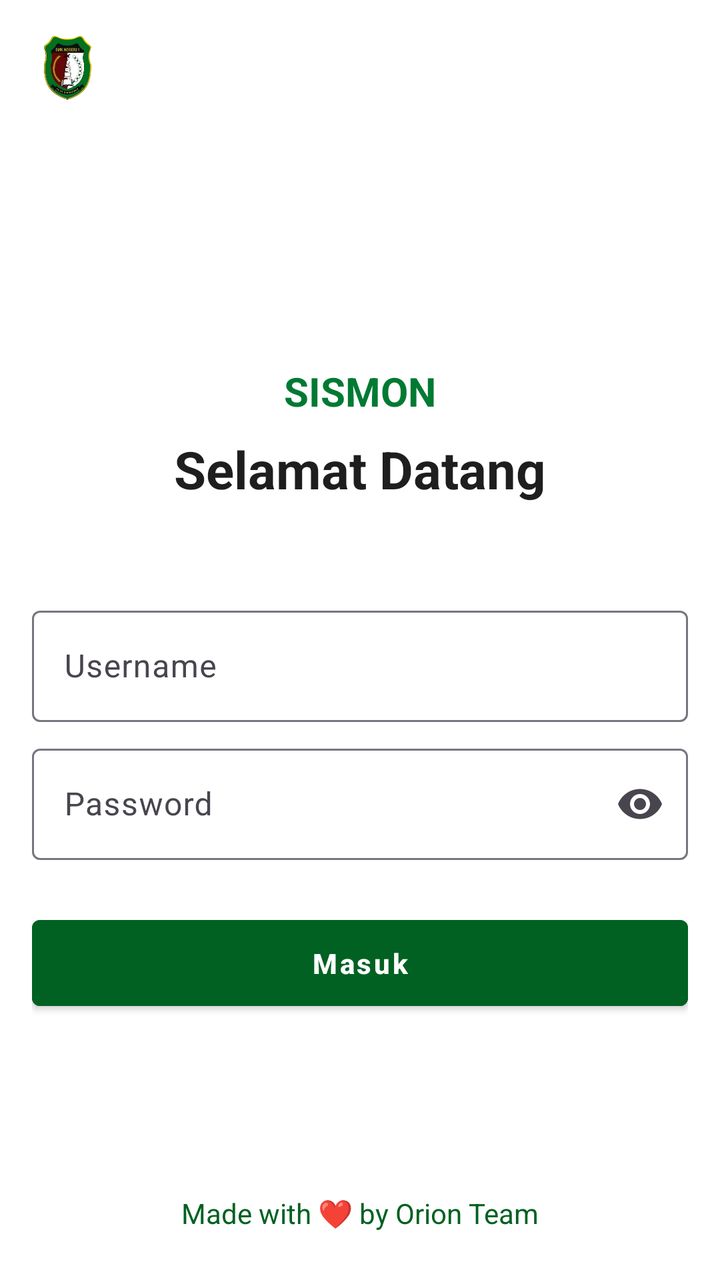
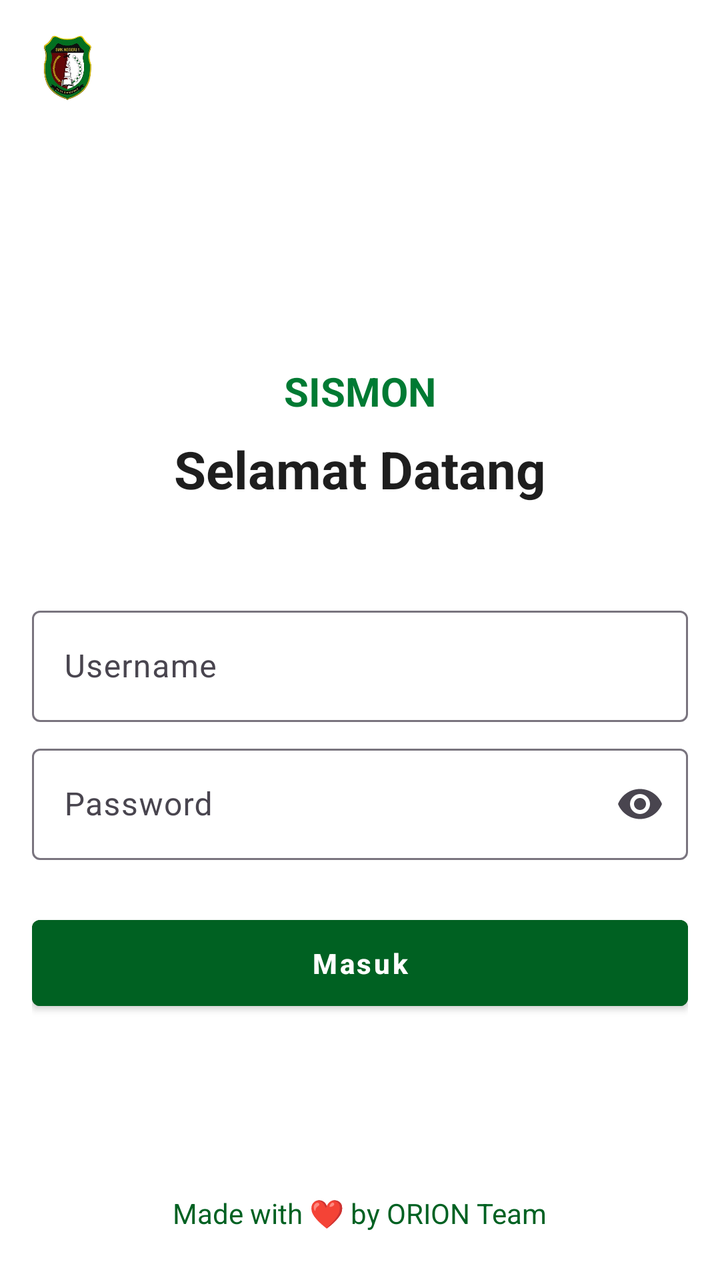

Screens rendered from an Android XML layout before and after an edit, with the pre-edit source and the edit as a unified diff.
<!-- AndroidManifest.xml: application theme Theme.OrionAPP -->
<!-- res/layout/activity_login.xml -->
<?xml version="1.0" encoding="utf-8"?>
<LinearLayout xmlns:android="http://schemas.android.com/apk/res/android"
    xmlns:app="http://schemas.android.com/apk/res-auto"
    xmlns:tools="http://schemas.android.com/tools"
    android:layout_width="match_parent"
    android:layout_height="match_parent"
    android:background="@color/white"
    android:orientation="vertical"
    android:paddingHorizontal="16dp"
    tools:context=".activity.LoginActivity">

    <ImageView
        android:id="@+id/logoSekolah"
        android:layout_width="36dp"
        android:layout_height="36dp"
        android:layout_marginTop="16dp"
        android:importantForAccessibility="no"
        android:src="@drawable/logosmea"
        app:layout_constraintStart_toStartOf="parent"
        app:layout_constraintTop_toTopOf="parent" />

    <TextView
        android:id="@+id/textAppName"
        android:layout_width="wrap_content"
        android:layout_height="wrap_content"
        android:layout_gravity="center_horizontal"
        android:layout_marginTop="130dp"
        android:text="@string/app_name"
        android:textColor="#007A33"
        android:textSize="20sp"
        android:textStyle="bold" />

    <TextView
        android:id="@+id/textWelcome"
        android:layout_width="wrap_content"
        android:layout_height="wrap_content"
        android:layout_gravity="center_horizontal"
        android:layout_marginTop="8dp"
        android:text="Selamat Datang"
        android:textColor="@color/text"
        android:textSize="26sp"
        android:textStyle="bold" />

    <com.google.android.material.textfield.TextInputLayout
        android:id="@+id/til_username"
        android:layout_width="match_parent"
        android:layout_height="wrap_content"
        android:layout_marginTop="48dp">

        <com.google.android.material.textfield.TextInputEditText
            android:id="@+id/et_username"
            android:layout_width="match_parent"
            android:layout_height="wrap_content"
            android:maxLines="1"
            android:singleLine="true"
            android:hint="Username" />
    </com.google.android.material.textfield.TextInputLayout>

    <com.google.android.material.textfield.TextInputLayout
        android:id="@+id/til_password"
        android:layout_width="match_parent"
        android:layout_height="wrap_content"
        android:layout_marginTop="8dp"
        app:endIconMode="password_toggle">

        <com.google.android.material.textfield.TextInputEditText
            android:id="@+id/et_password"
            android:layout_width="match_parent"
            android:layout_height="wrap_content"
            android:maxLines="1"
            android:singleLine="true"
            android:hint="Password"
            android:inputType="textPassword" />
    </com.google.android.material.textfield.TextInputLayout>

    <Button
        style="@style/Widget.MaterialComponents.Button"
        android:id="@+id/btn_masuk"
        android:layout_width="match_parent"
        android:layout_height="wrap_content"
        android:layout_marginTop="24dp"
        android:backgroundTint="@color/primary"
        android:paddingVertical="12dp"
        android:text="Masuk"
        android:textAllCaps="false"
        android:textSize="14sp"
        android:textStyle="bold" />

    <LinearLayout
        android:layout_width="match_parent"
        android:layout_height="match_parent"
        android:layout_weight="1" />

    <TextView
        android:layout_width="wrap_content"
        android:layout_height="wrap_content"
        android:layout_gravity="center_horizontal"
        android:layout_marginBottom="24dp"
        android:text="Made with ❤️ by Orion Team"
        android:textColor="@color/primary" />

</LinearLayout>
<!-- resources referenced by this layout -->
<resources>
  <color name="primary">#006122</color>
  <color name="text">#1E1E1E</color>
  <color name="white">#ffffff</color>
  <!-- drawable logosmea: png bitmap (drawable, 61639 bytes) -->
  <string name="app_name">SISMON</string>
  <style name="Theme.OrionAPP" parent="Theme.Material3.Light.NoActionBar">
          
          <item name="colorPrimary">@color/primary</item>
          <item name="colorOnPrimary">@color/white</item>
  
          
          <item name="android:colorBackground">@color/background</item>
          <item name="colorSurface">@color/white</item>
          <item name="colorOnSurface">@color/text</item>
  
          
          <item name="colorSecondary">@color/primary</item>
          <item name="colorOnSecondary">@color/white</item>
  
          
          <item name="android:statusBarColor">@color/primary</item>
          <item name="android:windowLightStatusBar">false</item>
  
          
          <item name="fontFamily">@font/inter</item>
  
          
          <item name="android:windowSplashScreenAnimatedIcon" tools:targetApi="31">@null</item>
          <item name="android:windowSplashScreenBackground" tools:targetApi="31">@color/white</item>
          <item name="android:windowSplashScreenAnimationDuration" tools:targetApi="31">0</item>
  
          
          <item name="materialButtonStyle">@style/OrionButton</item>
          <item name="textInputStyle">@style/OrionTextTitle</item>
          <item name="android:textColorHighlight">@color/highlight_primary</item>
  
          
          <item name="colorError">@color/error</item>
  
          <item name="searchViewStyle">@style/SearchViewStyle.White</item>
  
      </style>
  <color name="background">#f5f5f5</color>
  <style name="OrionButton" parent="Widget.Material3.Button">
          <item name="android:backgroundTint">@color/primary</item>
          <item name="android:textColor">@color/white</item>
          <item name="android:layout_marginHorizontal">4px</item>
          <item name="android:buttonCornerRadius" tools:targetApi="p">12dp</item>
      </style>
  <style name="OrionTextTitle" parent="Widget.Material3.TextInputLayout.OutlinedBox">
          <item name="boxStrokeColor">@color/primary</item>
          <item name="hintTextColor">@color/primary</item>
          <item name="boxBackgroundMode">outline</item>
      </style>
  <color name="highlight_primary">#C0006122</color>
  <color name="error">#D00000</color>
  <style name="SearchViewStyle.White" parent="Widget.AppCompat.SearchView">
          
          <item name="searchHintIcon">@drawable/ic_search_24</item>
          <item name="cursorColor">@color/white</item>
          <item name="submitBackground">@android:color/white</item>
          <item name="android:textColorHint">@color/white</item>
          <item name="android:textColor">@color/white</item>
          <item name="android:iconTint">@android:color/white</item>
          <item name="android:buttonTint">@android:color/white</item>
      </style>
  <!-- drawable ic_search_24 (drawable) -->
  <vector xmlns:android="http://schemas.android.com/apk/res/android" android:height="24dp" android:tint="#000000" android:viewportHeight="24" android:viewportWidth="24" android:width="24dp">
        
      <path android:fillColor="@android:color/white" android:pathData="M15.5,14h-0.79l-0.28,-0.27C15.41,12.59 16,11.11 16,9.5 16,5.91 13.09,3 9.5,3S3,5.91 3,9.5 5.91,16 9.5,16c1.61,0 3.09,-0.59 4.23,-1.57l0.27,0.28v0.79l5,4.99L20.49,19l-4.99,-5zM9.5,14C7.01,14 5,11.99 5,9.5S7.01,5 9.5,5 14,7.01 14,9.5 11.99,14 9.5,14z"/>
      
  </vector>
</resources>

<!-- the commit's change to res/layout/activity_login.xml (unified diff, before → after) -->
@@ -96,7 +96,7 @@
         android:layout_height="wrap_content"
         android:layout_gravity="center_horizontal"
         android:layout_marginBottom="24dp"
-        android:text="Made with ❤️ by Orion Team"
+        android:text="Made with ❤️ by ORION Team"
         android:textColor="@color/primary" />
 
 </LinearLayout>
